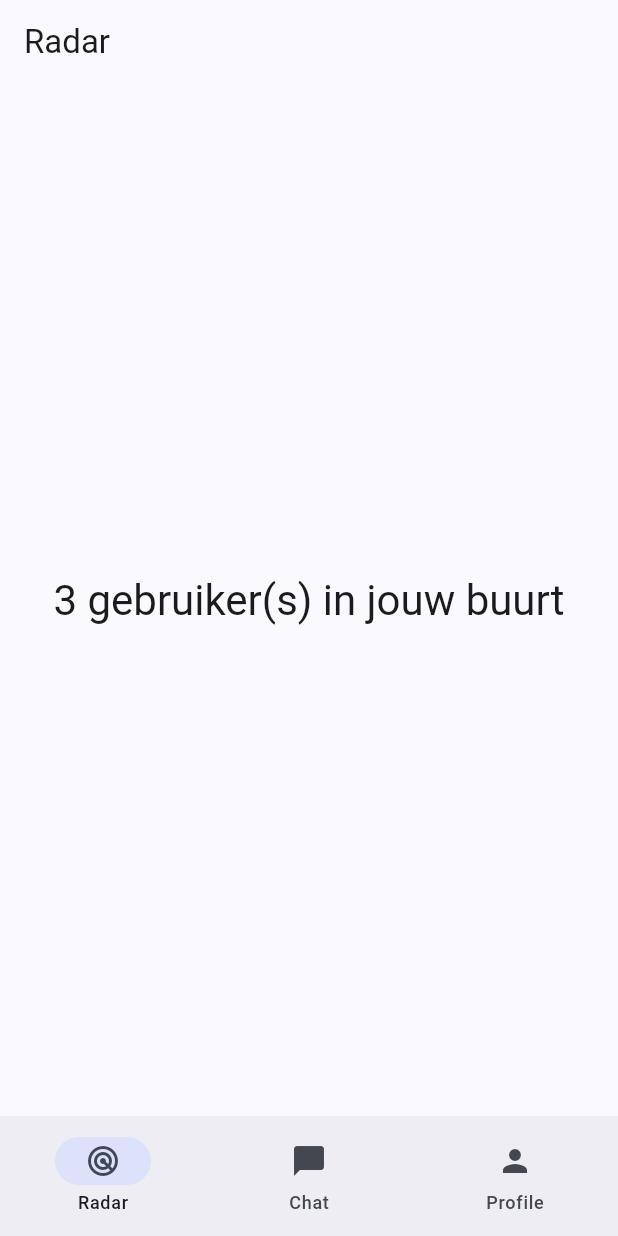
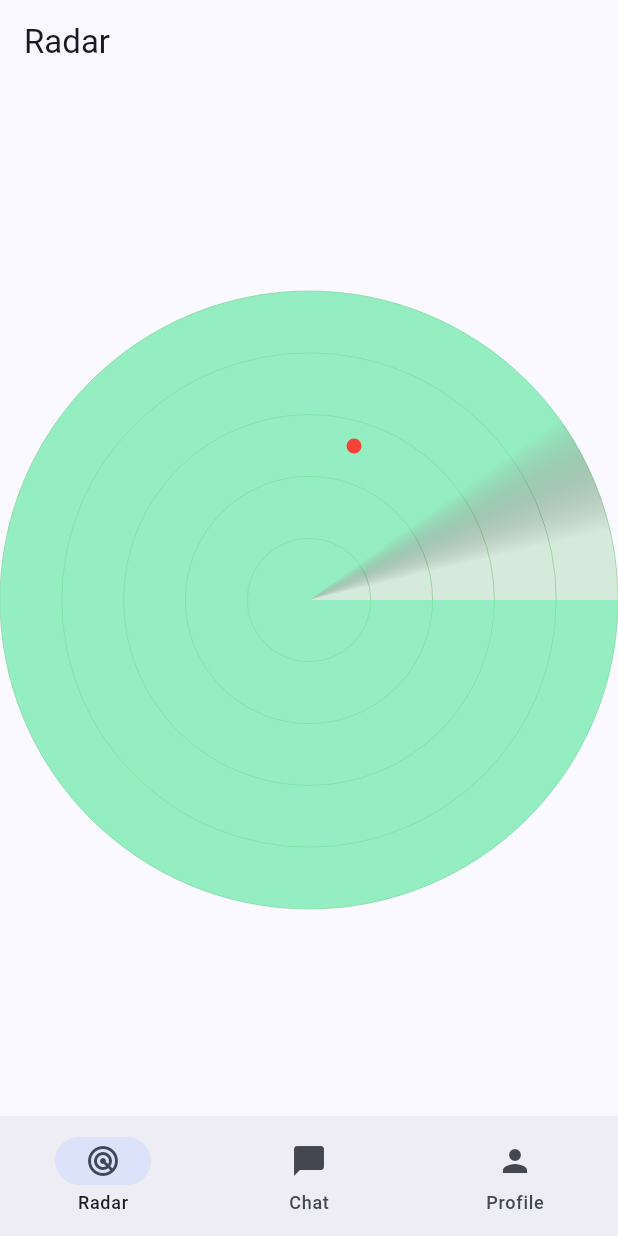
Before and after one commit to TArslan7/ComnecterMobile, a Flutter app: the screen it shows after launch, on a phone screen of 412 x 824 dp. Run offline on Flutter 3.47's test engine with Material 3 defaults, Android fonts, the phone set to English and light mode, and no system bars; drawn by our look-alikes of pull_to_refresh; our stand-ins replace flutter_hooks, flutter_riverpod, go_router; Roboto replaces fonts that are missing (SF Pro).

Commit message:
Add radar UI component with animation

```diff
--- a/lib/app.dart
+++ b/lib/app.dart
@@ -1,13 +1,14 @@
 import 'package:flutter/material.dart';
 import 'package:go_router/go_router.dart';
+
 import 'routing/app_router.dart';
 
 class ComnecterApp extends StatelessWidget {
   const ComnecterApp({super.key});
 
   @override
-  Widget build(BuildContext context){
-      final _router = createRouter();
+  Widget build(BuildContext context) {
+    final router = createRouter();
 
     return MaterialApp.router(
       title: 'Comnecter',
@@ -16,9 +17,7 @@ class ComnecterApp extends StatelessWidget {
         colorScheme: ColorScheme.fromSeed(seedColor: Colors.blueAccent),
         fontFamily: 'SF Pro',
       ),
-        routerConfig: _router,
+      routerConfig: router,
     );
-
   }
-
 }
--- /dev/null
+++ b/lib/features/radar/radar_painter.dart
@@ -0,0 +1,51 @@
+import 'dart:math' as math;
+import 'package:flutter/material.dart';
+
+/// Paints a simple radar visualization with a sweeping arc.
+class RadarPainter extends CustomPainter {
+  RadarPainter({required this.points, required this.sweep});
+
+  /// Points are provided in polar coordinates relative to radius 1.
+  final List<Offset> points;
+
+  /// Current sweep angle in radians.
+  final double sweep;
+
+  @override
+  void paint(Canvas canvas, Size size) {
+    final center = size.center(Offset.zero);
+    final radius = size.width / 2;
+
+    // Background circle.
+    final bgPaint = Paint()..color = Colors.green.withOpacity(0.2);
+    canvas.drawCircle(center, radius, bgPaint);
+
+    // Grid circles.
+    final gridPaint = Paint()
+      ..color = Colors.green.withOpacity(0.4)
+      ..style = PaintingStyle.stroke;
+    for (var i = 1; i <= 5; i++) {
+      canvas.drawCircle(center, radius * i / 5, gridPaint);
+    }
+
+    // Sweeping arc.
+    final sweepPaint = Paint()
+      ..shader = SweepGradient(
+        startAngle: sweep,
+        endAngle: sweep + 0.4,
+        colors: [Colors.greenAccent.withOpacity(0.6), Colors.transparent],
+      ).createShader(Rect.fromCircle(center: center, radius: radius));
+    canvas.drawCircle(center, radius, sweepPaint);
+
+    // Points for nearby users.
+    final pointPaint = Paint()..color = Colors.red;
+    for (final p in points) {
+      canvas.drawCircle(center + Offset(p.dx * radius, p.dy * radius), 5, pointPaint);
+    }
+  }
+
+  @override
+  bool shouldRepaint(covariant RadarPainter oldDelegate) {
+    return oldDelegate.points != points || oldDelegate.sweep != sweep;
+  }
+}
--- a/lib/features/radar/radar_screen.dart
+++ b/lib/features/radar/radar_screen.dart
@@ -1,20 +1,24 @@
 import 'package:flutter/material.dart';
+import 'dart:async';
+import 'dart:math' as math;
+
 import 'package:flutter_hooks/flutter_hooks.dart';
 import 'package:pull_to_refresh/pull_to_refresh.dart';
-import 'dart:async';
+
+import 'radar_widget.dart';
 
 class RadarScreen extends HookWidget {
   const RadarScreen({super.key});
 
   @override
   Widget build(BuildContext context) {
-    final usersNearby = useState<int>(0);
+    final points = useState<List<Offset>>(_generatePoints());
     final refreshController = useMemoized(() => RefreshController());
 
     // Auto-refresh timer
     useEffect(() {
       final timer = Timer.periodic(const Duration(seconds: 3), (_) {
-        usersNearby.value = _generateRandomUsers();
+        points.value = _generatePoints();
       });
       return timer.cancel;
     }, []);
@@ -26,18 +30,26 @@ class RadarScreen extends HookWidget {
         enablePullDown: true,
         onRefresh: () async {
           await Future.delayed(const Duration(milliseconds: 500));
-          usersNearby.value = _generateRandomUsers();
+          points.value = _generatePoints();
           refreshController.refreshCompleted();
         },
         child: Center(
-          child: Text(
-            '${usersNearby.value} gebruiker(s) in jouw buurt',
-            style: Theme.of(context).textTheme.headlineMedium,
+          child: AspectRatio(
+            aspectRatio: 1,
+            child: RadarWidget(points: points.value),
           ),
         ),
       ),
     );
   }
 
-  int _generateRandomUsers() => DateTime.now().second % 6;
+  List<Offset> _generatePoints() {
+    final random = math.Random();
+    final count = random.nextInt(5) + 1; // up to 5 users
+    return List.generate(count, (_) {
+      final r = random.nextDouble();
+      final theta = random.nextDouble() * 2 * math.pi;
+      return Offset(r * math.cos(theta), r * math.sin(theta));
+    });
+  }
 }
--- /dev/null
+++ b/lib/features/radar/radar_widget.dart
@@ -0,0 +1,33 @@
+import 'dart:math' as math;
+import 'package:flutter/material.dart';
+import 'package:flutter_hooks/flutter_hooks.dart';
+
+import 'radar_painter.dart';
+
+/// Displays a radar with animated sweep.
+class RadarWidget extends HookWidget {
+  const RadarWidget({super.key, required this.points});
+
+  /// Points of detected users in polar coordinates (0..1 radius).
+  final List<Offset> points;
+
+  @override
+  Widget build(BuildContext context) {
+    final controller = useAnimationController(
+      duration: const Duration(seconds: 2),
+    )..repeat();
+
+    return AnimatedBuilder(
+      animation: controller,
+      builder: (context, child) {
+        return CustomPaint(
+          painter: RadarPainter(
+            points: points,
+            sweep: controller.value * 2 * math.pi,
+          ),
+          child: const SizedBox.expand(),
+        );
+      },
+    );
+  }
+}
```
Lines whose indentation alone changed are shown as unchanged.
